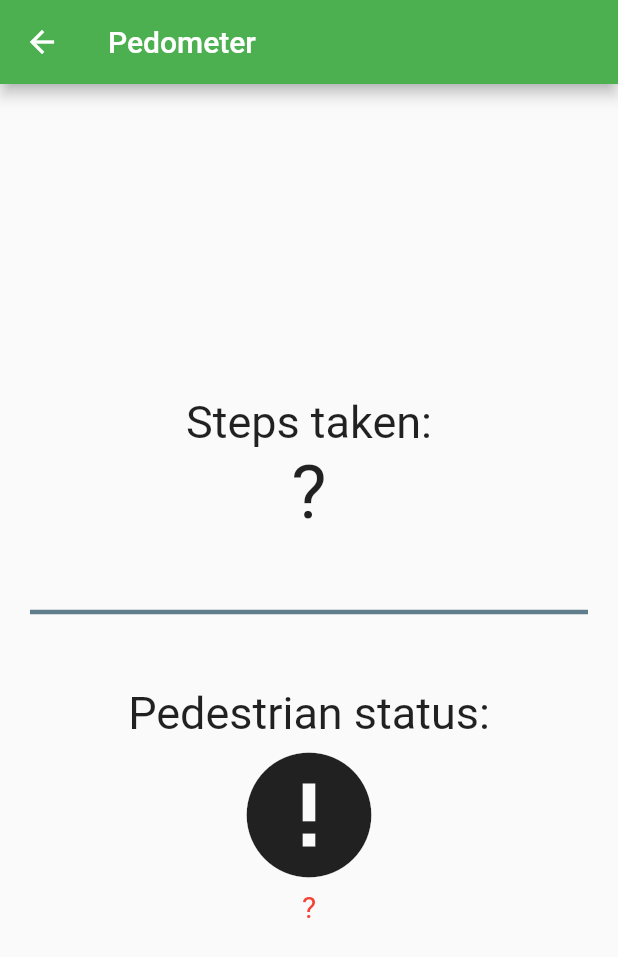
After one commit to Fahim17/MultiFunctionApp, a Flutter app: the screen it shows after launch, after a tap on "Pedometer", on a phone screen of 412 x 824 dp. The commit adds this screen. Shown: the top 957 px of the screen. Run offline on Flutter 3.47's test engine with Material 2 defaults, Android fonts, the phone set to English and light mode, and no system bars; our stand-ins replace cloud_firestore, firebase_core, firebase_messaging, flutter_local_notifications, google_maps_flutter, location and 3 more; missing offline and left inert: flutter_barcode_scanner; accounts and stored records are empty.

Commit message:
pedometer done

```diff
--- a/lib/main_screen.dart
+++ b/lib/main_screen.dart
@@ -1,6 +1,7 @@
 import 'package:flutter/material.dart';
 import 'package:multifuncapp/crud_ui.dart';
 import 'package:multifuncapp/notification_api.dart';
+import 'package:multifuncapp/pedometer.dart';
 import 'package:multifuncapp/webview_api.dart';
 import 'package:sqflite/sqflite.dart';
 import 'barcode_api.dart';
@@ -138,12 +139,29 @@
               ),
               Expanded(
                 child: Padding(
-                    padding: const EdgeInsets.all(10),
-                    child: NotificationAPI()),
+                  padding: const EdgeInsets.all(10),
+                  child: ElevatedButton(
+                    onPressed: () {
+                      Navigator.push(
+                        context,
+                        MaterialPageRoute(builder: (context) => pedo()),
+                      );
+                    },
+                    child: const Text(
+                      'Pedometer',
+                      style: TextStyle(color: Colors.white, fontSize: 16),
+                    ),
+                  ),
+                ),
               ),
             ],
           ),
           //row 3 end
+
+          Expanded(
+            child: Padding(
+                padding: const EdgeInsets.all(10), child: NotificationAPI()),
+          ),
         ],
       ),
     );
--- /dev/null
+++ b/lib/pedometer.dart
@@ -0,0 +1,126 @@
+import 'package:flutter/material.dart';
+import 'dart:async';
+import 'package:pedometer/pedometer.dart';
+
+String formatDate(DateTime d) {
+  return d.toString().substring(0, 19);
+}
+
+class pedo extends StatefulWidget {
+  pedo({Key? key}) : super(key: key);
+
+  @override
+  State<pedo> createState() => _pedoState();
+}
+
+class _pedoState extends State<pedo> {
+  late Stream<StepCount> _stepCountStream;
+  late Stream<PedestrianStatus> _pedestrianStatusStream;
+  String _status = '?', _steps = '?';
+
+  @override
+  void initState() {
+    super.initState();
+    initPlatformState();
+  }
+
+  void onStepCount(StepCount event) {
+    print(event);
+    setState(() {
+      _steps = event.steps.toString();
+    });
+  }
+
+  void onPedestrianStatusChanged(PedestrianStatus event) {
+    print(event);
+    setState(() {
+      _status = event.status;
+    });
+  }
+
+  void onPedestrianStatusError(error) {
+    print('onPedestrianStatusError: $error');
+    setState(() {
+      _status = 'Pedestrian Status not available';
+    });
+    print(_status);
+  }
+
+  void onStepCountError(error) {
+    print('onStepCountError: $error');
+    setState(() {
+      _steps = 'Step Count not available';
+    });
+  }
+
+  void initPlatformState() {
+    _pedestrianStatusStream = Pedometer.pedestrianStatusStream;
+    _pedestrianStatusStream
+        .listen(onPedestrianStatusChanged)
+        .onError(onPedestrianStatusError);
+
+    _stepCountStream = Pedometer.stepCountStream;
+    _stepCountStream.listen(onStepCount).onError(onStepCountError);
+
+    if (!mounted) return;
+  }
+
+  @override
+  void dispose() {
+    super.dispose();
+  }
+
+  @override
+  Widget build(BuildContext context) {
+    return Scaffold(
+      appBar: AppBar(
+        title: const Text('Pedometer'),
+      ),
+      body: Center(
+        child: Column(
+          mainAxisAlignment: MainAxisAlignment.center,
+          children: <Widget>[
+            const Text(
+              'Steps taken:',
+              style: TextStyle(fontSize: 30),
+            ),
+            Padding(
+              padding: EdgeInsets.fromLTRB(20, 0, 20, 0),
+              child: Text(
+                _steps,
+                style: const TextStyle(fontSize: 50),
+              ),
+            ),
+            const Divider(
+              indent: 20,
+              endIndent: 20,
+              height: 100,
+              thickness: 3,
+              color: Colors.blueGrey,
+            ),
+            const Text(
+              'Pedestrian status:',
+              style: TextStyle(fontSize: 30),
+            ),
+            Icon(
+              _status == 'walking'
+                  ? Icons.directions_walk
+                  : _status == 'stopped'
+                      ? Icons.accessibility_new
+                      : Icons.error,
+              size: 100,
+            ),
+            Center(
+              child: Text(
+                _status,
+                style: _status == 'walking' || _status == 'stopped'
+                    ? TextStyle(fontSize: 30)
+                    : TextStyle(fontSize: 20, color: Colors.red),
+              ),
+            )
+          ],
+        ),
+      ),
+    );
+  }
+}
--- a/pubspec.yaml
+++ b/pubspec.yaml
@@ -45,6 +45,7 @@
   cloud_firestore: ^3.1.1
   provider: ^6.0.1
   flutter_local_notifications: ^9.1.4
+  pedometer: ^3.0.0
 
 dev_dependencies:
   flutter_test:
```
Also changed, not shown: lib/gmap_api.dart (+27 -1 lines), pubspec.lock.
